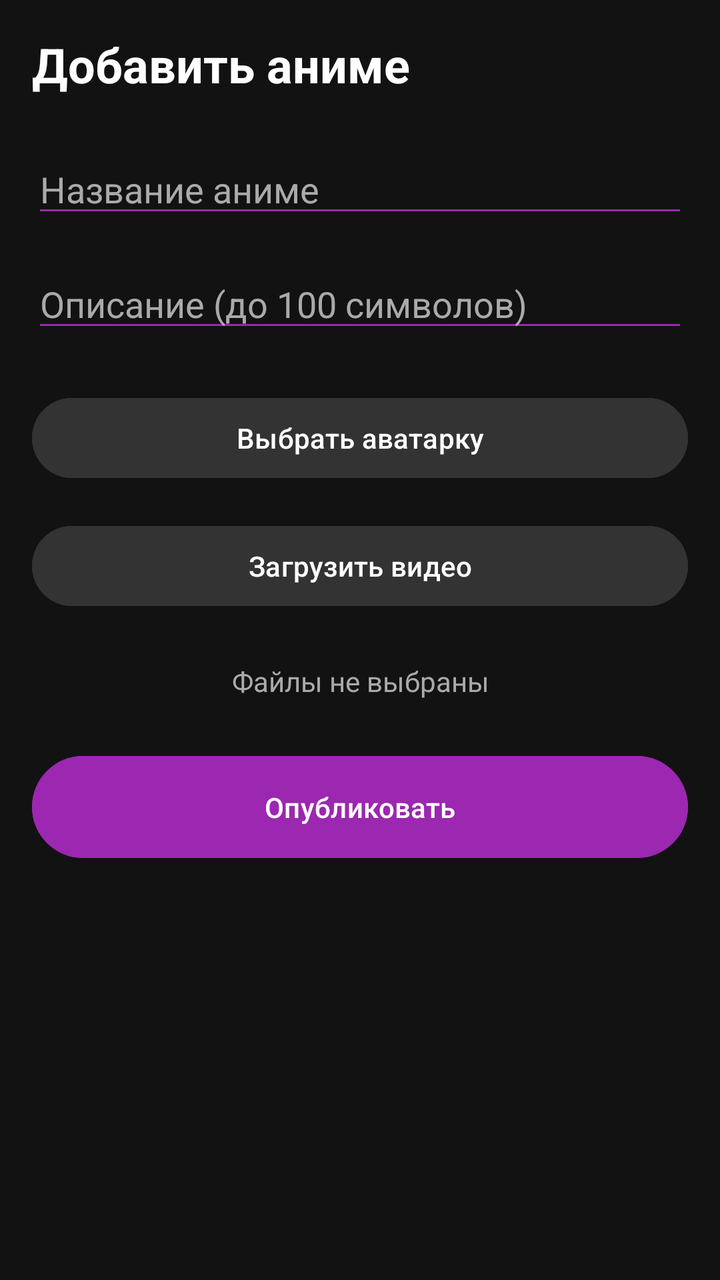
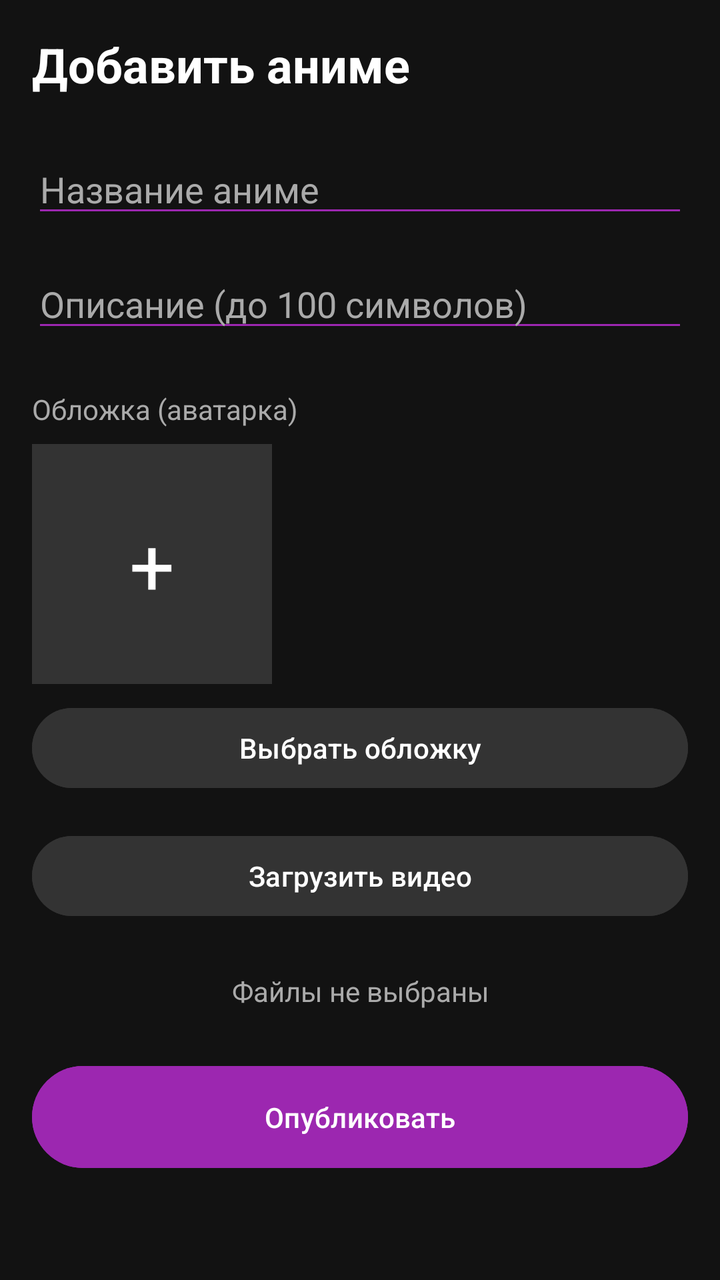

Two renders of the same Android screen: before a commit and after it. Below are the layout's source before the change and the commit's diff.
<!-- AndroidManifest.xml: application theme Theme.Material3.DayNight.NoActionBar -->
<!-- res/layout/activity_add.xml -->
<?xml version="1.0" encoding="utf-8"?>
<ScrollView xmlns:android="http://schemas.android.com/apk/res/android"
    android:layout_width="match_parent"
    android:layout_height="match_parent"
    android:background="#121212"
    android:padding="16dp">

    <LinearLayout
        android:layout_width="match_parent"
        android:layout_height="wrap_content"
        android:orientation="vertical">

        <TextView
            android:layout_width="wrap_content"
            android:layout_height="wrap_content"
            android:text="Добавить аниме"
            android:textSize="24sp"
            android:textColor="#FFFFFF"
            android:textStyle="bold"
            android:layout_marginBottom="24dp"/>

        
        <EditText
            android:id="@+id/etTitle"
            android:layout_width="match_parent"
            android:layout_height="wrap_content"
            android:hint="Название аниме"
            android:textColorHint="#AAAAAA"
            android:textColor="#FFFFFF"
            android:backgroundTint="#9C27B0"
            android:layout_marginBottom="16dp"/>

        
        <EditText
            android:id="@+id/etDescription"
            android:layout_width="match_parent"
            android:layout_height="wrap_content"
            android:hint="Описание (до 100 символов)"
            android:maxLength="100"
            android:textColorHint="#AAAAAA"
            android:textColor="#FFFFFF"
            android:backgroundTint="#9C27B0"
            android:layout_marginBottom="24dp"/>

        
        <Button
            android:id="@+id/btnPickImage"
            android:layout_width="match_parent"
            android:layout_height="wrap_content"
            android:text="Выбрать аватарку"
            android:backgroundTint="#333333"
            android:textColor="#FFFFFF"
            android:layout_marginBottom="16dp"/>

        
        <Button
            android:id="@+id/btnPickVideo"
            android:layout_width="match_parent"
            android:layout_height="wrap_content"
            android:text="Загрузить видео"
            android:backgroundTint="#333333"
            android:textColor="#FFFFFF"
            android:layout_marginBottom="24dp"/>

        
        <TextView
            android:id="@+id/tvStatus"
            android:layout_width="match_parent"
            android:layout_height="wrap_content"
            android:text="Файлы не выбраны"
            android:textColor="#AAAAAA"
            android:gravity="center"
            android:layout_marginBottom="24dp"/>

        
        <Button
            android:id="@+id/btnSave"
            android:layout_width="match_parent"
            android:layout_height="wrap_content"
            android:text="Опубликовать"
            android:backgroundTint="#9C27B0"
            android:textColor="#FFFFFF"
            android:padding="16dp"/>

    </LinearLayout>
</ScrollView>
<!-- resources referenced by this layout -->
<resources>

</resources>

<!-- the commit's change to res/layout/activity_add.xml (unified diff, before → after) -->
@@ -43,11 +43,41 @@
             android:layout_marginBottom="24dp"/>
 
         
+        <TextView
+            android:layout_width="wrap_content"
+            android:layout_height="wrap_content"
+            android:text="Обложка (аватарка)"
+            android:textColor="#AAAAAA"
+            android:layout_marginBottom="8dp"/>
+
+        <FrameLayout
+            android:id="@+id/frameImage"
+            android:layout_width="120dp"
+            android:layout_height="120dp"
+            android:background="#333333"
+            android:layout_marginBottom="8dp">
+
+            <ImageView
+                android:id="@+id/ivPreview"
+                android:layout_width="match_parent"
+                android:layout_height="match_parent"
+                android:scaleType="centerCrop"/>
+
+            <TextView
+                android:id="@+id/tvPlus"
+                android:layout_width="wrap_content"
+                android:layout_height="wrap_content"
+                android:text="+"
+                android:textSize="40sp"
+                android:textColor="#FFFFFF"
+                android:layout_gravity="center"/>
+        </FrameLayout>
+
         <Button
             android:id="@+id/btnPickImage"
             android:layout_width="match_parent"
             android:layout_height="wrap_content"
-            android:text="Выбрать аватарку"
+            android:text="Выбрать обложку"
             android:backgroundTint="#333333"
             android:textColor="#FFFFFF"
             android:layout_marginBottom="16dp"/>
